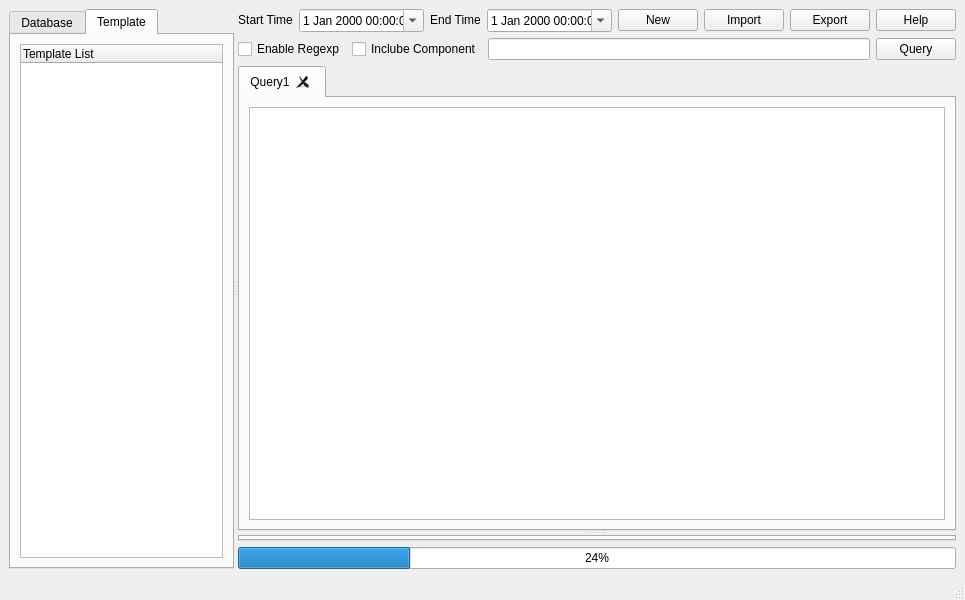
This is resource/gui/LogAnalysis.ui in Bader-CN/LogAnalysis as Qt 5 draws it before an edit. The edited form follows.
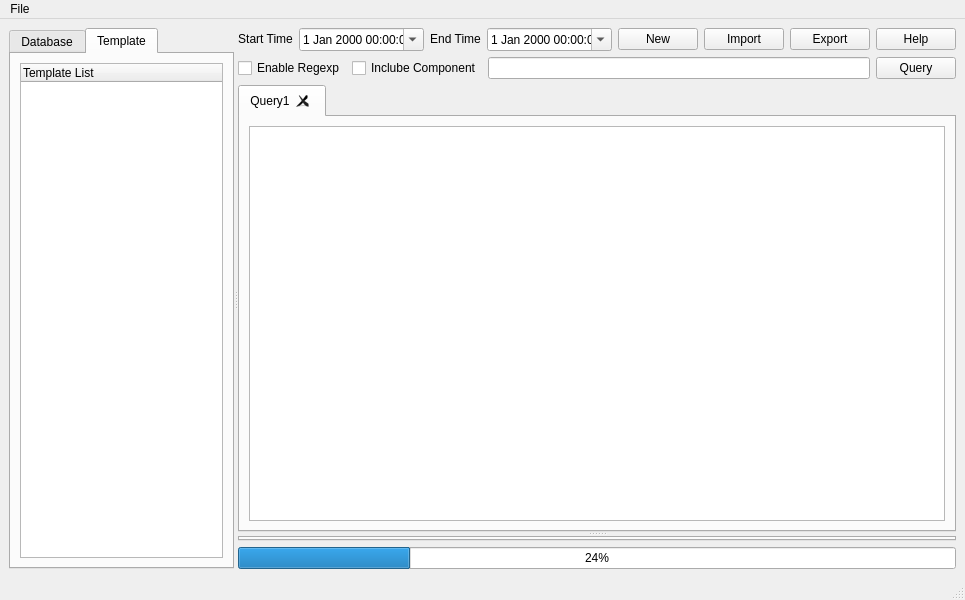
This is the edited form.

Patch:
```diff
--- a/resource/gui/LogAnalysis.ui
+++ b/resource/gui/LogAnalysis.ui
@@ -342,6 +342,13 @@
      <height>22</height>
     </rect>
    </property>
+   <widget class="QMenu" name="menuFile">
+    <property name="title">
+     <string>File</string>
+    </property>
+    <addaction name="actionDeleteDB"/>
+   </widget>
+   <addaction name="menuFile"/>
   </widget>
   <widget class="QStatusBar" name="statusbar"/>
  </widget>
```
Left out of the diff: 10 changed lines with no effect on the pictures.
